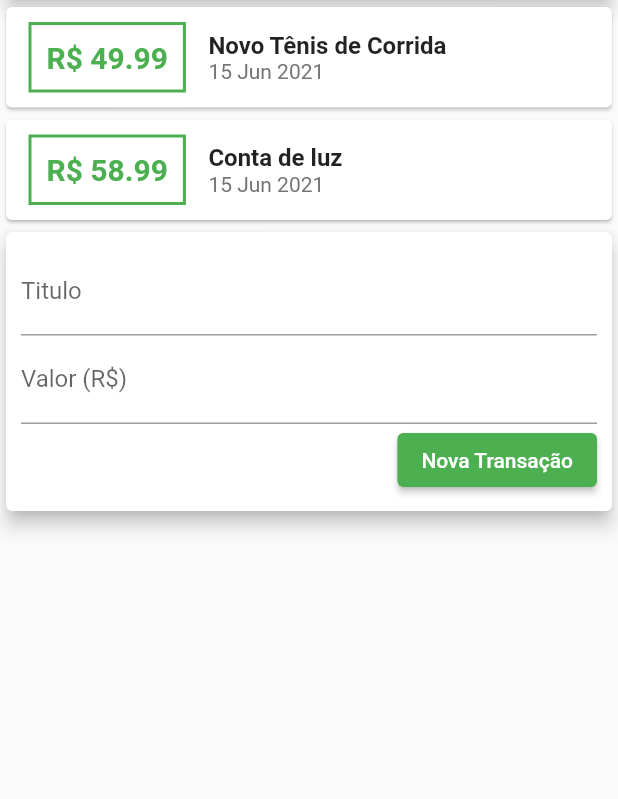
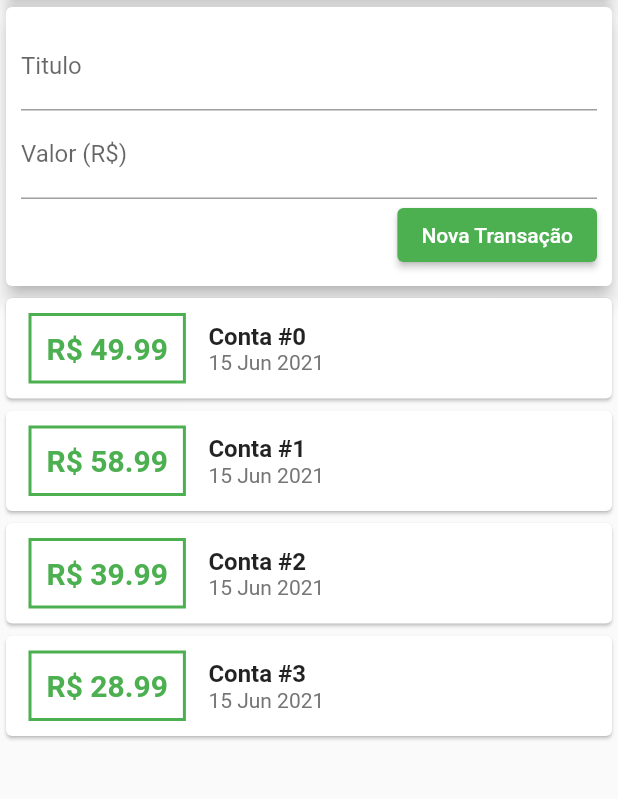
Before and after one commit to Daniel-Fonseca-da-Silva/Project-Expenses-Week, a Flutter app: the screen it shows after launch, on a phone screen of 412 x 824 dp, the part 119-918 px from its top. Run offline on Flutter 3.47's test engine with Material 2 defaults, Android fonts, the phone set to English and light mode, and no system bars.

```diff
--- a/lib/components/transaction_list.dart
+++ b/lib/components/transaction_list.dart
@@ -4,7 +4,7 @@ import 'package:intl/intl.dart';
 
 class TransactionList extends StatelessWidget {
 
-  // Variáveis
+  // Variables
   final List<Transaction> transactions;
 
   // Construtor
@@ -12,7 +12,10 @@ class TransactionList extends StatelessWidget {
 
   @override
   Widget build(BuildContext context) {
-    return Column(
+    return Container(
+      height: 300,
+      child: SingleChildScrollView(
+        child: Column(
           children: transactions.map((tr) {
             // Convert transaction to widget
             return Card(
@@ -39,7 +42,8 @@ class TransactionList extends StatelessWidget {
                     children: [
                       Text(
                         tr.title,
-                    style: TextStyle(fontWeight: FontWeight.bold, fontSize: 16),
+                        style: TextStyle(
+                            fontWeight: FontWeight.bold, fontSize: 16),
                       ),
                       Text(
                         new DateFormat('d MMM y').format(tr.date),
@@ -51,6 +55,8 @@ class TransactionList extends StatelessWidget {
               ),
             );
           }).toList(),
+        ),
+      ),
     );
   }
 }
--- a/lib/components/transaction_user.dart
+++ b/lib/components/transaction_user.dart
@@ -16,11 +16,35 @@ class _TransactionUserState extends State<TransactionUser> {
   final _transactions = {
     Transaction(
         id: 't1',
-        title: 'Novo Tênis de Corrida',
+        title: 'Conta #0',
         value: 49.99,
         date: DateTime.now()),
     Transaction(
-        id: 't2', title: 'Conta de luz', value: 58.99, date: DateTime.now())
+        id: 't2',
+         title: 'Conta #1',
+          value: 58.99,
+           date: DateTime.now()),
+           Transaction(
+        id: 't3',
+        title: 'Conta #2',
+        value: 39.99,
+        date: DateTime.now()),
+    Transaction(
+        id: 't4',
+         title: 'Conta #3',
+          value: 28.99,
+           date: DateTime.now()),
+           Transaction(
+        id: 't5',
+         title: 'Conta #4',
+          value: 25.99,
+           date: DateTime.now()),
+           Transaction(
+        id: 't6',
+         title: 'Conta #5',
+          value: 95.99,
+           date: DateTime.now()),
+
   };
 
   // Method
@@ -44,8 +68,8 @@ class _TransactionUserState extends State<TransactionUser> {
   Widget build(BuildContext context) {
     return Column(
         children: [
-        TransactionList(_transactions.toList()),
-        TransactionForm(_addTransaction) // Add to method to child by constructor
+        TransactionForm(_addTransaction), // Add to method to child by constructor
+        TransactionList(_transactions.toList())
         ]
       );
   }
--- a/lib/main.dart
+++ b/lib/main.dart
@@ -15,7 +15,8 @@ class MyHomePage extends StatelessWidget {
   Widget build(BuildContext context) {
     return Scaffold(
       appBar: AppBar(title: Text('Despesas pessoais')),
-      body: Column(
+      body: SingleChildScrollView(
+        child: Column(
           crossAxisAlignment: CrossAxisAlignment.stretch,
           children: [
             Container(
@@ -27,6 +28,7 @@ class MyHomePage extends StatelessWidget {
             TransactionUser(),
           ],
         ),
+      ),
     );
   }
 }
```
Lines whose indentation alone changed are shown as unchanged.
